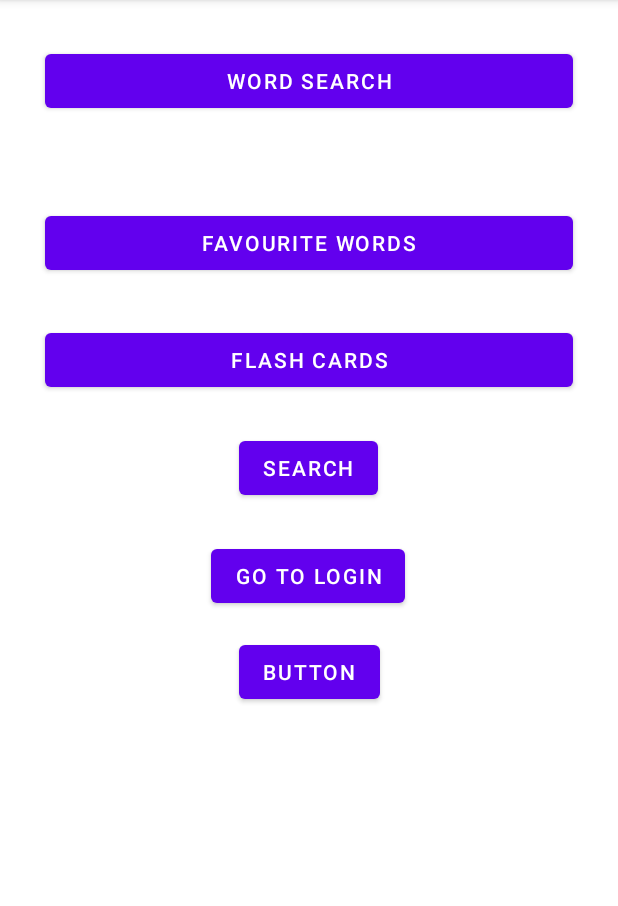
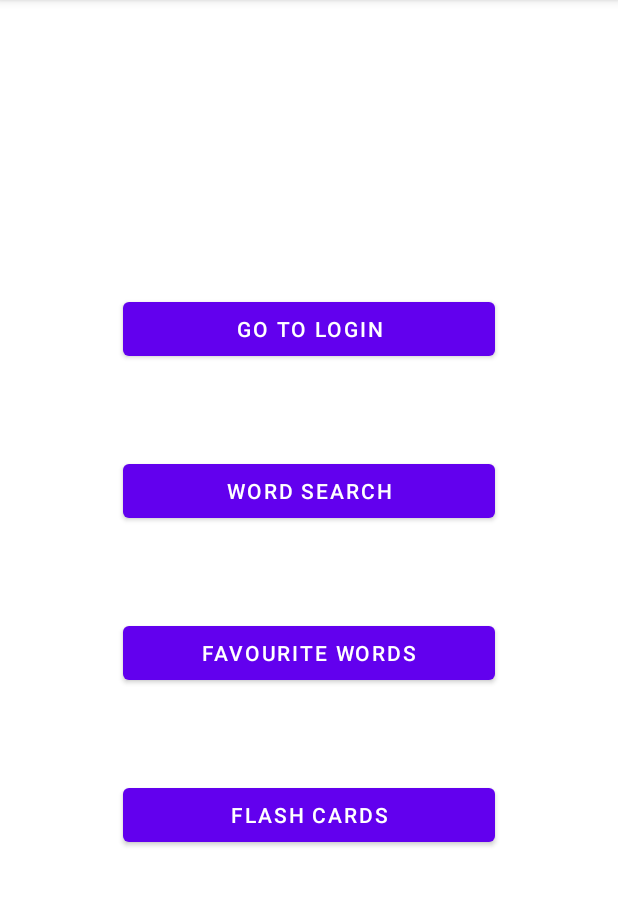
Before and after one commit to Jarwesbub/Dictionary-App, an Android app: the screen it shows after launch (MainActivity), on a phone screen of 412 x 824 dp, the part 84-990 px from its top. Run offline under Robolectric (Android 15) with nearby library versions, the phone set to English and light mode, and no system bars.

Commit message:
Search input changed to lowercased and better MainActivity test buttons

```diff
--- a/mobile/app/src/main/java/com/example/dictionary_app/MainActivity.kt
+++ b/mobile/app/src/main/java/com/example/dictionary_app/MainActivity.kt
@@ -4,7 +4,6 @@ import android.content.Intent
 import androidx.appcompat.app.AppCompatActivity
 import android.os.Bundle
 import android.view.Menu
-import android.view.View
 import com.example.dictionary_app.databinding.ActivityMainBinding
 
 
@@ -27,24 +26,18 @@ class MainActivity : AppCompatActivity() {
             val intent = Intent(this, FlashCardActivity::class.java)
             startActivity(intent)
         }
+
+        binding.buApiSearch.setOnClickListener {
+            val intent = Intent(this, SearchActivity::class.java)
+            startActivity(intent)
+        }
+
     }
 
-    fun onClickGoToSearch(view: View) { //Test button
-        val intent = Intent(this, SearchActivity::class.java)
-        startActivity(intent)
-    }
     override fun onCreateOptionsMenu(menu: Menu): Boolean {
         //add a menu button on the tools bar
         menuInflater.inflate(R.menu.menubuttons, menu)
         return true
     }
 
-    fun openWordSearch(view: View?) {
-    }
-    fun openFavouriteWords(view: View?) {
-    }
-    fun openFlashCards(view: View?) {
-    }
-    fun openSettings(view: View?) {
-    }
 }
--- a/mobile/app/src/main/java/com/example/dictionary_app/SearchActivity.kt
+++ b/mobile/app/src/main/java/com/example/dictionary_app/SearchActivity.kt
@@ -71,7 +71,7 @@ class SearchActivity : AppCompatActivity() {
         var inputText:EditText = findViewById(R.id.etApiTest)
 
         if(inputText.text.isNotEmpty()) {
-            inputWord = inputText.text.toString()
+            inputWord = inputText.text.toString().lowercase()
             fetchJsonData().start()
         }
     }
--- a/mobile/app/src/main/res/layout/activity_main.xml
+++ b/mobile/app/src/main/res/layout/activity_main.xml
@@ -6,81 +6,44 @@
     android:layout_height="match_parent"
     tools:context=".MainActivity">
 
+    <LinearLayout
+        android:layout_width="308dp"
+        android:layout_height="438dp"
+        android:orientation="vertical"
+        app:layout_constraintBottom_toBottomOf="parent"
+        app:layout_constraintEnd_toEndOf="parent"
+        app:layout_constraintStart_toStartOf="parent"
+        app:layout_constraintTop_toTopOf="parent">
+
         <Button
-        android:id="@+id/button1"
+            android:id="@+id/btnGoToLogin"
             android:layout_width="match_parent"
             android:layout_height="wrap_content"
             android:layout_margin="30dp"
-        android:onClick="openWordSearch"
-        android:text="Word Search"
-        app:layout_constraintBottom_toTopOf="@+id/button2"
-        app:layout_constraintHorizontal_bias="0.5"
-        app:layout_constraintLeft_toLeftOf="parent"
-        app:layout_constraintRight_toRightOf="parent"
-        app:layout_constraintTop_toTopOf="parent"
-        app:layout_constraintVertical_bias="0.0"
-        app:layout_constraintVertical_chainStyle="packed" />
+            android:text="Go to login" />
 
         <Button
-        android:id="@+id/button2"
+            android:id="@+id/buApiSearch"
             android:layout_width="match_parent"
             android:layout_height="wrap_content"
             android:layout_margin="30dp"
-        android:onClick="openFavouriteWords"
-        android:text="Favourite Words"
-        app:layout_constraintBottom_toTopOf="@+id/button3"
-        app:layout_constraintHorizontal_bias="0.5"
-        app:layout_constraintLeft_toLeftOf="parent"
-        app:layout_constraintRight_toRightOf="parent"
-        app:layout_constraintTop_toBottomOf="@+id/button1"
-        app:layout_constraintVertical_bias="0.206" />
+            android:text="Word Search" />
 
         <Button
-        android:id="@+id/button3"
+            android:id="@+id/buFavWords"
             android:layout_width="match_parent"
             android:layout_height="wrap_content"
             android:layout_margin="30dp"
-        android:onClick="openFlashCards"
-        android:text="Flash Cards"
-        app:layout_constraintBottom_toTopOf="@+id/button4"
-        app:layout_constraintHorizontal_bias="0.5"
-        app:layout_constraintLeft_toLeftOf="parent"
-        app:layout_constraintRight_toRightOf="parent"
-        app:layout_constraintTop_toBottomOf="@+id/button2"
-        app:layout_constraintVertical_bias="0.404" />
-
-    <Button
-        android:id="@+id/btnGoToLogin"
-        android:layout_width="wrap_content"
-        android:layout_height="wrap_content"
-        android:text="Go to login"
-        app:layout_constraintBottom_toBottomOf="parent"
-        app:layout_constraintEnd_toEndOf="parent"
-        app:layout_constraintHorizontal_bias="0.498"
-        app:layout_constraintStart_toStartOf="parent"
-        app:layout_constraintTop_toTopOf="parent" />
-
-
-    <Button
-        android:id="@+id/buApiSearch"
-        android:layout_width="wrap_content"
-        android:layout_height="wrap_content"
-        android:layout_marginBottom="24dp"
-        android:onClick="onClickGoToSearch"
-        android:text="Search"
-        app:layout_constraintBottom_toTopOf="@+id/btnGoToLogin"
-        app:layout_constraintEnd_toEndOf="parent"
-        app:layout_constraintHorizontal_bias="0.498"
-        app:layout_constraintStart_toStartOf="parent" />
+            android:text="Favourite Words" />
 
         <Button
             android:id="@+id/buFlashCard"
-        android:layout_width="wrap_content"
+            android:layout_width="match_parent"
             android:layout_height="wrap_content"
-        android:layout_marginTop="16dp"
-        android:text="Button"
-        app:layout_constraintEnd_toEndOf="parent"
-        app:layout_constraintStart_toStartOf="parent"
-        app:layout_constraintTop_toBottomOf="@+id/btnGoToLogin" />
+            android:layout_margin="30dp"
+            android:text="Flash Cards" />
+
+    </LinearLayout>
+
 
 </androidx.constraintlayout.widget.ConstraintLayout>
```
Lines whose indentation alone changed are shown as unchanged.
